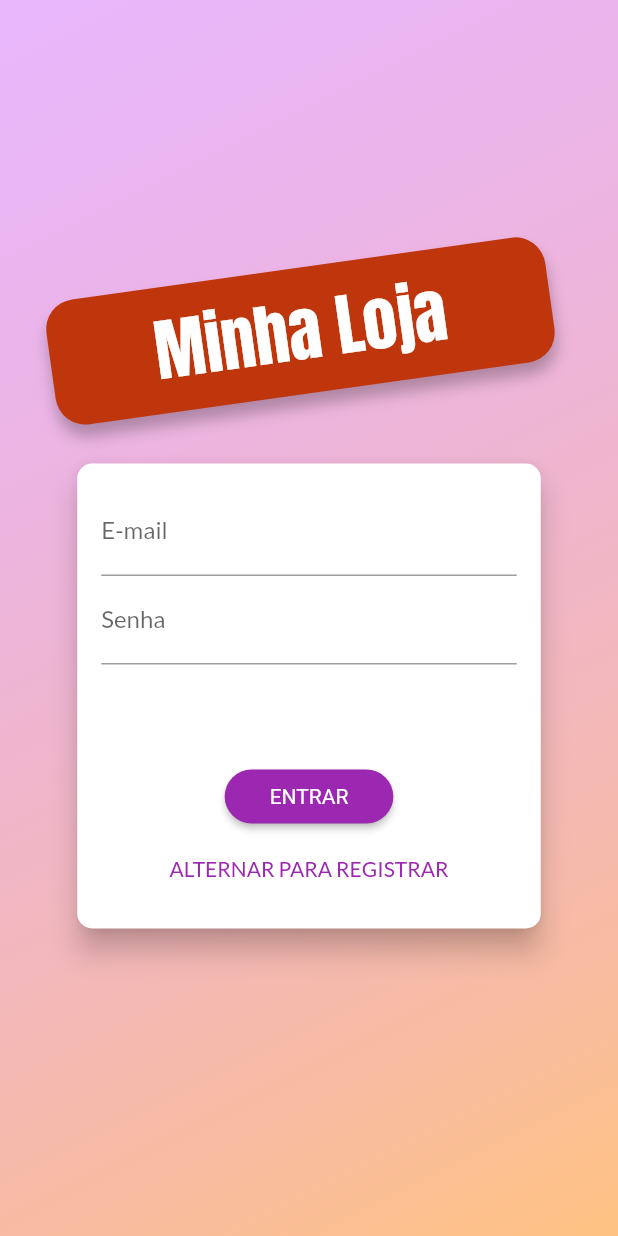
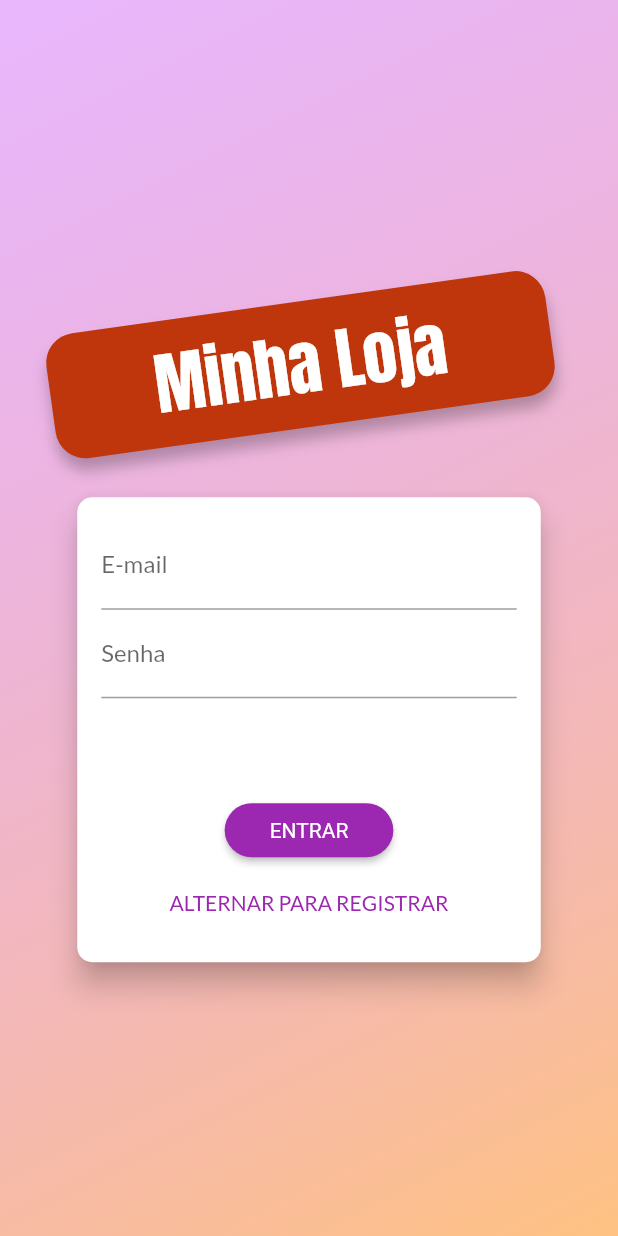
Before and after one commit to ljeronimodarocha/loja, a Flutter app: the screen it shows after launch, on a phone screen of 412 x 824 dp. Run offline on Flutter 3.47's test engine with Material 2 defaults, Android fonts, the phone set to English and light mode, and no system bars; our stand-ins replace shared_preferences.

```diff
--- a/lib/main.dart
+++ b/lib/main.dart
@@ -4,6 +4,7 @@ import 'package:shop/providers/auth.dart';
 import 'package:shop/providers/cart.dart';
 import 'package:shop/providers/orders.dart';
 import 'package:shop/utils/app_routes.dart';
+import 'package:shop/utils/custom_route.dart';
 import 'package:shop/views/auth_home.dart';
 import 'package:shop/views/cart_screen.dart';
 import 'package:shop/views/oders_screen.dart';
@@ -14,7 +15,7 @@ import 'package:shop/views/products_screen.dart';
 import './providers/products.dart';
 import './views/product_form_screen.dart';
 
-//parei no modulo 11 aula 15(iniciar aula 11)
+//parei no modulo 12 aula 1(iniciar aula 1)
 void main() => runApp(MyApp());
 
 class MyApp extends StatelessWidget {
@@ -42,6 +43,11 @@ class MyApp extends StatelessWidget {
       child: MaterialApp(
         title: 'Minha Loja',
         theme: ThemeData(
+            pageTransitionsTheme: PageTransitionsTheme(
+              builders: {
+                TargetPlatform.android: CustomPageTransitionsBuilder(),
+              },
+            ),
             colorScheme: ColorScheme.fromSwatch(
               primarySwatch: Colors.purple,
             ).copyWith(
--- /dev/null
+++ b/lib/utils/custom_route.dart
@@ -0,0 +1,43 @@
+import 'package:flutter/material.dart';
+
+class CustomRoute<T> extends MaterialPageRoute<T> {
+  CustomRoute({
+    @required WidgetBuilder builder,
+    RouteSettings settings,
+  }) : super(
+          builder: builder,
+          settings: settings,
+        );
+
+  @override
+  Widget buildTransitions(
+    BuildContext context,
+    Animation<double> animation,
+    Animation<double> secondaryAnimation,
+    Widget child,
+  ) {
+    if (settings.name == '/') {
+      return child;
+    }
+    return FadeTransition(
+      opacity: animation,
+      child: child,
+    );
+  }
+}
+
+class CustomPageTransitionsBuilder extends PageTransitionsBuilder {
+  @override
+  Widget buildTransitions<T>(
+    PageRoute<T> route,
+    BuildContext context,
+    Animation<double> animation,
+    Animation<double> secondaryAnimation,
+    Widget child,
+  ) {
+    return FadeTransition(
+      opacity: animation,
+      child: child,
+    );
+  }
+}
--- a/lib/views/auth_screen.dart
+++ b/lib/views/auth_screen.dart
@@ -20,19 +20,25 @@ class AuthScreen extends StatelessWidget {
             ),
           ),
         ),
-        Container(
+        Center(
+          child: SingleChildScrollView(
+            child: Container(
               width: double.infinity,
               child: Column(
                 mainAxisAlignment: MainAxisAlignment.center,
                 crossAxisAlignment: CrossAxisAlignment.center,
                 children: [
+                  SizedBox(
+                    height: 45,
+                  ),
                   Container(
                     margin: EdgeInsets.only(bottom: 20),
                     padding: EdgeInsets.symmetric(
                       vertical: 8,
                       horizontal: 70,
                     ),
-                transform: Matrix4.rotationZ(-8 * pi / 180)..translate(-10.0),
+                    transform: Matrix4.rotationZ(-8 * pi / 180)
+                      ..translate(-10.0),
                     decoration: BoxDecoration(
                         borderRadius: BorderRadius.circular(20),
                         color: Colors.deepOrange.shade900,
@@ -45,7 +51,10 @@ class AuthScreen extends StatelessWidget {
                     child: Text(
                       'Minha Loja',
                       style: TextStyle(
-                    color: Theme.of(context).primaryTextTheme.titleMedium.color,
+                        color: Theme.of(context)
+                            .primaryTextTheme
+                            .titleMedium
+                            .color,
                         fontSize: 45,
                         fontFamily: 'Anton',
                       ),
@@ -55,6 +64,8 @@ class AuthScreen extends StatelessWidget {
                 ],
               ),
             ),
+          ),
+        ),
       ]),
     );
   }
--- a/lib/widgets/auth_card.dart
+++ b/lib/widgets/auth_card.dart
@@ -9,8 +9,40 @@ class AuthCard extends StatefulWidget {
   _AuthCardState createState() => _AuthCardState();
 }
 
-class _AuthCardState extends State<AuthCard> {
+class _AuthCardState extends State<AuthCard>
+    with SingleTickerProviderStateMixin {
   GlobalKey<FormState> _form = GlobalKey();
+
+  AnimationController _controller;
+  Animation<double> _opacityAnimation;
+  Animation<Offset> _slideAnimation;
+
+  @override
+  void initState() {
+    super.initState();
+    _controller = AnimationController(
+      vsync: this,
+      duration: Duration(milliseconds: 300),
+    );
+    _opacityAnimation = Tween(
+      begin: 0.0,
+      end: 1.0,
+    ).animate(
+      CurvedAnimation(
+        parent: _controller,
+        curve: Curves.linear,
+      ),
+    );
+    _slideAnimation = Tween<Offset>(
+      begin: Offset(0, -1.5),
+      end: Offset(0, 0),
+    ).animate(
+      CurvedAnimation(
+        parent: _controller,
+        curve: Curves.linear,
+      ),
+    );
+  }
 
   bool _isLoading = false;
 
@@ -35,10 +67,12 @@ class _AuthCardState extends State<AuthCard> {
       setState(() {
         _authMode = AuthMode.Signup;
       });
+      _controller.forward();
     } else {
       setState(() {
         _authMode = AuthMode.Login;
       });
+      _controller.reverse();
     }
   }
 
@@ -60,11 +94,9 @@ class _AuthCardState extends State<AuthCard> {
       } else {
         await auth.signup(_authData['email'], _authData['password']);
       }
-    }
-     on FireBaseException catch (error) {
+    } on FireBaseException catch (error) {
       _showErrorDialog(error.toString());
-    }
-    catch (error) {
+    } catch (error) {
       _showErrorDialog("Ocorreu um erro inesperado!");
     }
 
@@ -85,8 +117,11 @@ class _AuthCardState extends State<AuthCard> {
     return Card(
         elevation: 8.0,
         shape: RoundedRectangleBorder(borderRadius: BorderRadius.circular(10)),
-      child: Container(
-        height: _authMode == AuthMode.Login ? 310 : 395,
+        child: AnimatedContainer(
+          duration: Duration(milliseconds: 300),
+          curve: Curves.linear,
+          height: _authMode == AuthMode.Login ? 310 : 330,
+          //height: _heightAnimation.value.height,
           width: deviceSize.width * 0.75,
           padding: EdgeInsets.all(16),
           child: Form(
@@ -116,9 +151,19 @@ class _AuthCardState extends State<AuthCard> {
                   },
                   onSaved: (value) => _authData['password'] = value,
                 ),
-              if (_authMode == AuthMode.Signup)
-                TextFormField(
-                  decoration: InputDecoration(labelText: 'Confirmar Senha'),
+                AnimatedContainer(
+                  constraints: BoxConstraints(
+                      minHeight: _authMode == AuthMode.Signup ? 60 : 0,
+                      maxHeight: _authMode == AuthMode.Signup ? 120 : 0),
+                  duration: Duration(microseconds: 300),
+                  curve: Curves.linear,
+                  child: FadeTransition(
+                    opacity: _opacityAnimation,
+                    child: SlideTransition(
+                      position: _slideAnimation,
+                      child: TextFormField(
+                        decoration:
+                            InputDecoration(labelText: 'Confirmar Senha'),
                         obscureText: true,
                         validator: _authMode == AuthMode.Signup
                             ? (value) {
@@ -128,6 +173,9 @@ class _AuthCardState extends State<AuthCard> {
                                 return null;
                               }
                             : null,
+                      ),
+                    ),
+                  ),
                 ),
                 Spacer(),
                 if (_isLoading)
@@ -139,7 +187,8 @@ class _AuthCardState extends State<AuthCard> {
                             borderRadius: BorderRadius.circular(30)),
                         backgroundColor: Theme.of(context).colorScheme.primary,
                         textStyle: TextStyle(
-                        color: Theme.of(context).primaryTextTheme.button.color,
+                          color:
+                              Theme.of(context).primaryTextTheme.button.color,
                         ),
                         padding: EdgeInsets.symmetric(
                           horizontal: 30,
@@ -160,7 +209,6 @@ class _AuthCardState extends State<AuthCard> {
               ],
             ),
           ),
-      ),
-    );
+        ));
   }
 }
--- a/pubspec.yaml
+++ b/pubspec.yaml
@@ -45,8 +45,8 @@ flutter:
   uses-material-design: true
 
   # To add assets to your application, add an assets section, like this:
-  # assets:
-  #  - images/a_dot_burr.jpeg
+  assets:
+   - assets/images/product-placeholder.png
   #  - images/a_dot_ham.jpeg
 
   # An image asset can refer to one or more resolution-specific "variants", see
```
Also changed, not shown: lib/views/product_detail_screen.dart (+39 -12 lines), lib/widgets/order_widget.dart (+11 -6 lines), lib/widgets/product_grid_item.dart (+8 -6 lines), assets/images/product-placeholder.png (added). Lines whose indentation alone changed are shown as unchanged.
